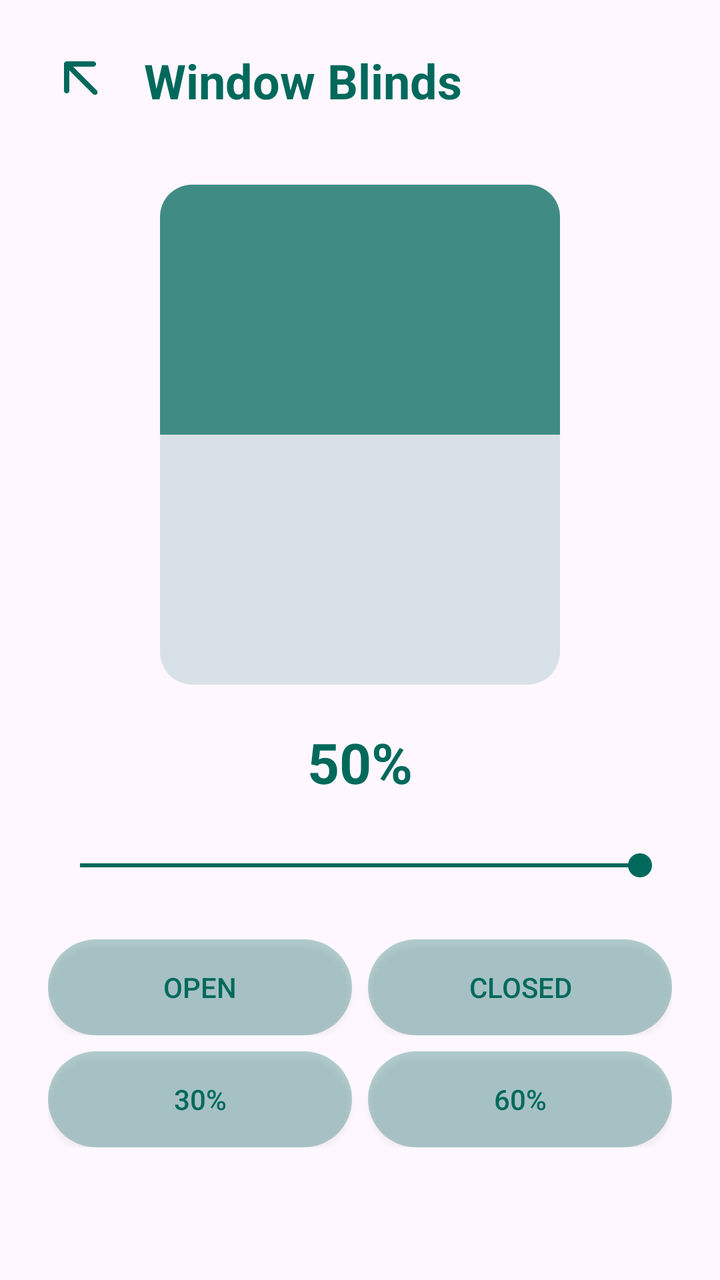
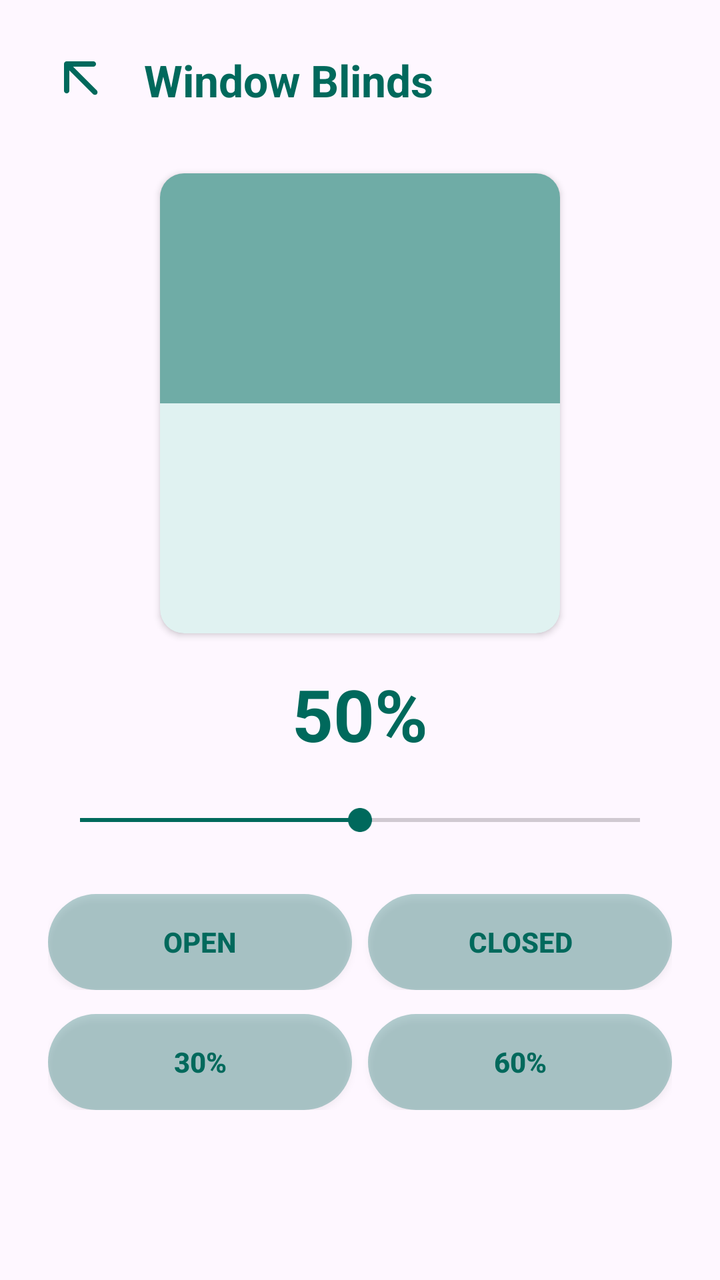

An Android layout rendered at two revisions. The XML below is the earlier revision; the diff shows what the commit changed to produce the second picture.
<!-- AndroidManifest.xml: application theme Theme.SmartHomeApp -->
<!-- res/layout/activity_blinds.xml -->
<?xml version="1.0" encoding="utf-8"?>
<androidx.constraintlayout.widget.ConstraintLayout
    xmlns:android="http://schemas.android.com/apk/res/android"
    xmlns:app="http://schemas.android.com/apk/res-auto"
    android:layout_width="match_parent"
    android:layout_height="match_parent"
    android:padding="24dp">

    
    <ImageView
        android:id="@+id/btnBack"
        android:layout_width="32dp"
        android:layout_height="32dp"
        android:src="@drawable/ic_back"
        app:layout_constraintStart_toStartOf="parent"
        app:layout_constraintTop_toTopOf="parent"
        app:tint="#00695C" />

    
    <TextView
        android:id="@+id/tvBlindsTitle"
        android:layout_width="wrap_content"
        android:layout_height="wrap_content"
        android:text="@string/title_window_blinds"
        android:textSize="24sp"
        android:textStyle="bold"
        android:textColor="#00695C"
        android:layout_marginStart="16dp"
        app:layout_constraintTop_toTopOf="@id/btnBack"
        app:layout_constraintBottom_toBottomOf="@id/btnBack"
        app:layout_constraintStart_toEndOf="@id/btnBack" />

    
    <androidx.cardview.widget.CardView
        android:id="@+id/windowFrame"
        android:layout_width="200dp"
        android:layout_height="250dp"
        android:layout_marginTop="36dp"
        app:cardCornerRadius="16dp"
        app:cardElevation="0dp"
        app:cardBackgroundColor="#2600695C"
        app:layout_constraintTop_toBottomOf="@id/tvBlindsTitle"
        app:layout_constraintStart_toStartOf="parent"
        app:layout_constraintEnd_toEndOf="parent">

        
        <View
            android:id="@+id/blindsView"
            android:layout_width="match_parent"
            android:layout_height="125dp"
            android:background="#B300695C" />
    </androidx.cardview.widget.CardView>

    
    <TextView
        android:id="@+id/tvStatus"
        android:layout_width="wrap_content"
        android:layout_height="wrap_content"
        android:text="50%"
        android:textSize="28sp"
        android:textStyle="bold"
        android:textColor="#00695C"
        android:layout_marginTop="20dp"
        app:layout_constraintTop_toBottomOf="@id/windowFrame"
        app:layout_constraintStart_toStartOf="parent"
        app:layout_constraintEnd_toEndOf="parent"/>

    
    <SeekBar
        android:id="@+id/sbBlinds"
        android:layout_width="match_parent"
        android:layout_height="wrap_content"
        android:layout_marginTop="24dp"
        android:max="100"
        android:progress="100"
        android:progressTint="#00695C"
        android:thumbTint="#00695C"
        app:layout_constraintTop_toBottomOf="@id/tvStatus"/>

    
    <LinearLayout
        android:id="@+id/rowButtons1"
        android:layout_width="match_parent"
        android:layout_height="wrap_content"
        android:orientation="horizontal"
        android:layout_marginTop="28dp"
        app:layout_constraintTop_toBottomOf="@id/sbBlinds">

        <androidx.appcompat.widget.AppCompatButton
            android:id="@+id/btnOpen"
            android:layout_width="0dp"
            android:layout_height="wrap_content"
            android:layout_weight="1"
            android:text="@string/btn_open"
            android:textColor="#00695C"
            android:background="@drawable/bg_heating_button"
            android:layout_marginEnd="8dp"/>

        <androidx.appcompat.widget.AppCompatButton
            android:id="@+id/btnClosed"
            android:layout_width="0dp"
            android:layout_height="wrap_content"
            android:layout_weight="1"
            android:text="@string/btn_closed"
            android:textColor="#00695C"
            android:background="@drawable/bg_heating_button"/>
    </LinearLayout>

    
    <LinearLayout
        android:id="@+id/rowButtons2"
        android:layout_width="match_parent"
        android:layout_height="wrap_content"
        android:orientation="horizontal"
        android:layout_marginTop="8dp"
        app:layout_constraintTop_toBottomOf="@id/rowButtons1">

        <androidx.appcompat.widget.AppCompatButton
            android:id="@+id/btn30"
            android:layout_width="0dp"
            android:layout_height="wrap_content"
            android:layout_weight="1"
            android:text="30%"
            android:textColor="#00695C"
            android:background="@drawable/bg_heating_button"
            android:layout_marginEnd="8dp"/>

        <androidx.appcompat.widget.AppCompatButton
            android:id="@+id/btn60"
            android:layout_width="0dp"
            android:layout_height="wrap_content"
            android:layout_weight="1"
            android:text="60%"
            android:textColor="#00695C"
            android:background="@drawable/bg_heating_button"/>
    </LinearLayout>

</androidx.constraintlayout.widget.ConstraintLayout>
<!-- resources referenced by this layout -->
<resources>
  <!-- drawable bg_heating_button (drawable) -->
  <?xml version="1.0" encoding="utf-8"?>
  <selector xmlns:android="http://schemas.android.com/apk/res/android">
      <item android:state_pressed="true">
          <shape android:shape="rectangle">
              <solid android:color="#9900695C"/> <corners android:radius="24dp"/> </shape>
      </item>
  
      <item>
          <shape android:shape="rectangle">
              <solid android:color="#4D00695C"/> <corners android:radius="24dp"/>
          </shape>
      </item>
  </selector>
  <!-- drawable ic_back (drawable) -->
  <vector xmlns:android="http://schemas.android.com/apk/res/android" android:height="24dp" android:tint="#000000" android:viewportHeight="960" android:viewportWidth="960" android:width="24dp">
        
      <path android:fillColor="@android:color/white" android:pathData="M320,336L320,640Q320,657 308.5,668.5Q297,680 280,680Q263,680 251.5,668.5Q240,657 240,640L240,240Q240,223 251.5,211.5Q263,200 280,200L680,200Q697,200 708.5,211.5Q720,223 720,240Q720,257 708.5,268.5Q697,280 680,280L376,280L732,636Q743,647 743,664Q743,681 732,692Q721,703 704,703Q687,703 676,692L320,336Z"/>
      
  </vector>
  <string name="btn_closed">Closed</string>
  <string name="btn_open">Open</string>
  <string name="title_window_blinds">Window Blinds</string>
  <style name="Theme.SmartHomeApp" parent="Base.Theme.SmartHomeApp" />
  <style name="Base.Theme.SmartHomeApp" parent="Theme.Material3.DayNight.NoActionBar">
          
          
      </style>
</resources>

<!-- the commit's change to res/layout/activity_blinds.xml (unified diff, before → after) -->
@@ -4,9 +4,9 @@
     xmlns:app="http://schemas.android.com/apk/res-auto"
     android:layout_width="match_parent"
     android:layout_height="match_parent"
-    android:padding="24dp">
+    android:padding="24dp"
+    android:background="?android:attr/windowBackground">
 
-    
     <ImageView
         android:id="@+id/btnBack"
         android:layout_width="32dp"
@@ -16,13 +16,12 @@
         app:layout_constraintTop_toTopOf="parent"
         app:tint="#00695C" />
 
-    
     <TextView
         android:id="@+id/tvBlindsTitle"
         android:layout_width="wrap_content"
         android:layout_height="wrap_content"
         android:text="@string/title_window_blinds"
-        android:textSize="24sp"
+        android:textSize="22sp"
         android:textStyle="bold"
         android:textColor="#00695C"
         android:layout_marginStart="16dp"
@@ -30,61 +29,61 @@
         app:layout_constraintBottom_toBottomOf="@id/btnBack"
         app:layout_constraintStart_toEndOf="@id/btnBack" />
 
-    
     <androidx.cardview.widget.CardView
         android:id="@+id/windowFrame"
         android:layout_width="200dp"
-        android:layout_height="250dp"
-        android:layout_marginTop="36dp"
-        app:cardCornerRadius="16dp"
-        app:cardElevation="0dp"
-        app:cardBackgroundColor="#2600695C"
+        android:layout_height="230dp"
+        android:layout_marginTop="32dp"
+        app:cardCornerRadius="12dp"
+        app:cardElevation="2dp"
+        app:cardBackgroundColor="#E0F2F1"
         app:layout_constraintTop_toBottomOf="@id/tvBlindsTitle"
         app:layout_constraintStart_toStartOf="parent"
         app:layout_constraintEnd_toEndOf="parent">
 
-        
         <View
             android:id="@+id/blindsView"
             android:layout_width="match_parent"
-            android:layout_height="125dp"
-            android:background="#B300695C" />
+            android:layout_height="115dp"
+            android:background="#8000695C" />
     </androidx.cardview.widget.CardView>
 
-    
     <TextView
         android:id="@+id/tvStatus"
         android:layout_width="wrap_content"
         android:layout_height="wrap_content"
         android:text="50%"
-        android:textSize="28sp"
+        android:textSize="36sp"
         android:textStyle="bold"
         android:textColor="#00695C"
-        android:layout_marginTop="20dp"
+        android:layout_marginTop="16dp"
         app:layout_constraintTop_toBottomOf="@id/windowFrame"
         app:layout_constraintStart_toStartOf="parent"
-        app:layout_constraintEnd_toEndOf="parent"/>
+        app:layout_constraintEnd_toEndOf="parent" />
 
-    
     <SeekBar
         android:id="@+id/sbBlinds"
         android:layout_width="match_parent"
         android:layout_height="wrap_content"
-        android:layout_marginTop="24dp"
+        android:layout_marginTop="20dp"
         android:max="100"
-        android:progress="100"
+        android:progress="50"
         android:progressTint="#00695C"
         android:thumbTint="#00695C"
-        app:layout_constraintTop_toBottomOf="@id/tvStatus"/>
+        app:layout_constraintTop_toBottomOf="@id/tvStatus"
+        app:layout_constraintStart_toStartOf="parent"
+        app:layout_constraintEnd_toEndOf="parent" />
 
     
     <LinearLayout
-        android:id="@+id/rowButtons1"
+        android:id="@+id/rowButtonsTop"
         android:layout_width="match_parent"
         android:layout_height="wrap_content"
         android:orientation="horizontal"
         android:layout_marginTop="28dp"
-        app:layout_constraintTop_toBottomOf="@id/sbBlinds">
+        app:layout_constraintTop_toBottomOf="@id/sbBlinds"
+        app:layout_constraintStart_toStartOf="parent"
+        app:layout_constraintEnd_toEndOf="parent">
 
         <androidx.appcompat.widget.AppCompatButton
             android:id="@+id/btnOpen"
@@ -92,9 +91,10 @@
             android:layout_height="wrap_content"
             android:layout_weight="1"
             android:text="@string/btn_open"
+            android:textStyle="bold"
             android:textColor="#00695C"
             android:background="@drawable/bg_heating_button"
-            android:layout_marginEnd="8dp"/>
+            android:layout_marginEnd="8dp" />
 
         <androidx.appcompat.widget.AppCompatButton
             android:id="@+id/btnClosed"
@@ -102,18 +102,21 @@
             android:layout_height="wrap_content"
             android:layout_weight="1"
             android:text="@string/btn_closed"
+            android:textStyle="bold"
             android:textColor="#00695C"
-            android:background="@drawable/bg_heating_button"/>
+            android:background="@drawable/bg_heating_button" />
     </LinearLayout>
 
     
     <LinearLayout
-        android:id="@+id/rowButtons2"
+        android:id="@+id/rowButtonsBottom"
         android:layout_width="match_parent"
         android:layout_height="wrap_content"
         android:orientation="horizontal"
-        android:layout_marginTop="8dp"
-        app:layout_constraintTop_toBottomOf="@id/rowButtons1">
+        android:layout_marginTop="12dp"
+        app:layout_constraintTop_toBottomOf="@id/rowButtonsTop"
+        app:layout_constraintStart_toStartOf="parent"
+        app:layout_constraintEnd_toEndOf="parent">
 
         <androidx.appcompat.widget.AppCompatButton
             android:id="@+id/btn30"
@@ -121,9 +124,10 @@
             android:layout_height="wrap_content"
             android:layout_weight="1"
             android:text="30%"
+            android:textStyle="bold"
             android:textColor="#00695C"
             android:background="@drawable/bg_heating_button"
-            android:layout_marginEnd="8dp"/>
+            android:layout_marginEnd="8dp" />
 
         <androidx.appcompat.widget.AppCompatButton
             android:id="@+id/btn60"
@@ -131,8 +135,9 @@
             android:layout_height="wrap_content"
             android:layout_weight="1"
             android:text="60%"
+            android:textStyle="bold"
             android:textColor="#00695C"
-            android:background="@drawable/bg_heating_button"/>
+            android:background="@drawable/bg_heating_button" />
     </LinearLayout>
 
 </androidx.constraintlayout.widget.ConstraintLayout>
